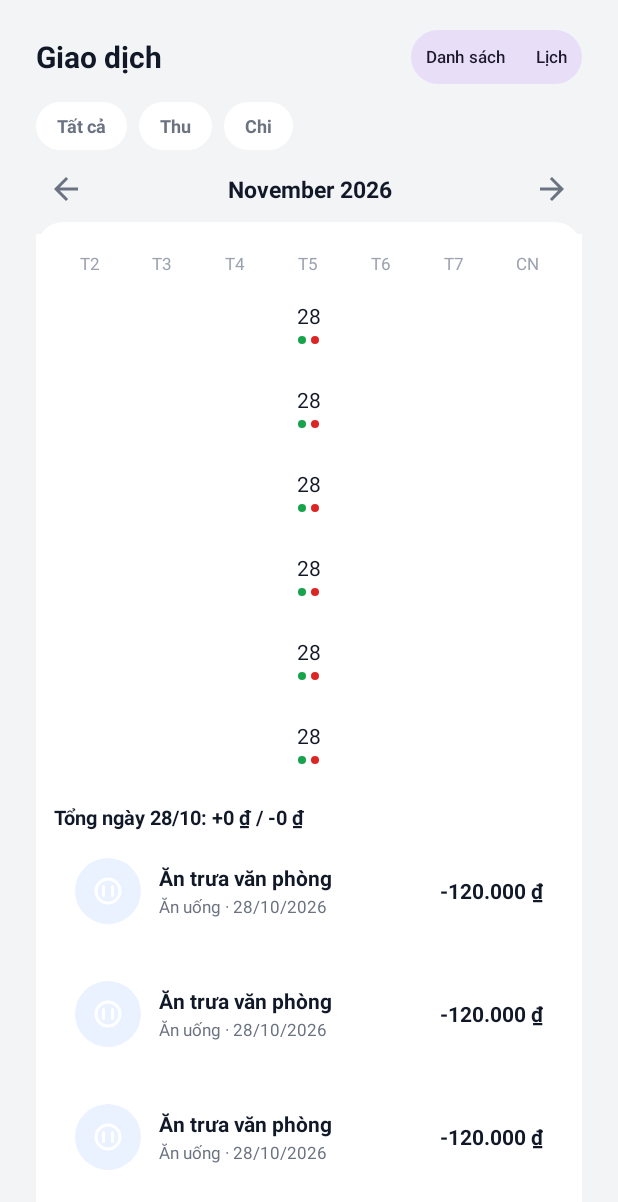
After one commit to HoangKhanggggg/SmartExpense, an Android app: the layout fragment_list.xml on its own in the app's theme, with its tools: preview values and no code run, on a phone screen of 412 x 824 dp. The commit adds this screen. Shown: the top 1202 px of the screen. Run offline under Robolectric (Android 15) with nearby library versions, the phone set to English and light mode, and no system bars.

Commit message:
feat(transactions): ListFragment và gắn tab Giao dịch vào MainActivity

```diff
--- a/app/src/main/java/com/example/smartexpense/ui/main/MainActivity.kt
+++ b/app/src/main/java/com/example/smartexpense/ui/main/MainActivity.kt
@@ -13,6 +13,7 @@ import com.example.smartexpense.utils.DateTimeUtils
 import com.example.smartexpense.utils.applySystemBarInsets
 import com.example.smartexpense.ui.home.HomeFragment
 import com.example.smartexpense.ui.transactions.AddEditTransactionActivity
+import com.example.smartexpense.ui.transactions.ListFragment
 
 /**
  * Màn hình chính: Bottom Navigation 4 tab (mục 2, 5.2).
@@ -49,6 +50,7 @@ class MainActivity : AppCompatActivity() {
         binding.bottomNav.setOnItemSelectedListener { item ->
             when (item.itemId) {
                 R.id.nav_home -> showFragment(HomeFragment())
+                R.id.nav_transactions -> showFragment(ListFragment())
             }
             updateFabVisibility(item.itemId)
             true
--- /dev/null
+++ b/app/src/main/res/layout/fragment_list.xml
@@ -0,0 +1,168 @@
+<?xml version="1.0" encoding="utf-8"?>
+<!-- Tab Giao dịch (mục 5.4, 3.11): chip lọc, bộ chọn tháng, Danh sách/Lịch -->
+<LinearLayout xmlns:android="http://schemas.android.com/apk/res/android"
+    xmlns:app="http://schemas.android.com/apk/res-auto"
+    xmlns:tools="http://schemas.android.com/tools"
+    android:layout_width="match_parent"
+    android:layout_height="match_parent"
+    android:orientation="vertical"
+    android:paddingHorizontal="@dimen/screen_margin"
+    android:paddingTop="20dp">
+
+    <LinearLayout
+        android:layout_width="match_parent"
+        android:layout_height="wrap_content"
+        android:gravity="center_vertical"
+        android:orientation="horizontal">
+
+        <TextView
+            android:layout_width="0dp"
+            android:layout_height="wrap_content"
+            android:layout_weight="1"
+            android:text="@string/tab_transactions"
+            android:textAppearance="@style/TextAppearance.App.Title" />
+
+        <!-- Chuyển Danh sách / Lịch -->
+        <com.google.android.material.button.MaterialButtonToggleGroup
+            android:id="@+id/toggle_mode"
+            android:layout_width="wrap_content"
+            android:layout_height="wrap_content"
+            app:checkedButton="@id/btn_mode_list"
+            app:selectionRequired="true"
+            app:singleSelection="true">
+
+            <com.google.android.material.button.MaterialButton
+                android:id="@+id/btn_mode_list"
+                style="@style/Widget.Material3.Button.TonalButton"
+                android:layout_width="wrap_content"
+                android:layout_height="36dp"
+                android:insetTop="0dp"
+                android:insetBottom="0dp"
+                android:minWidth="0dp"
+                android:paddingHorizontal="10dp"
+                android:text="@string/list_mode_default"
+                android:textSize="11sp" />
+
+            <com.google.android.material.button.MaterialButton
+                android:id="@+id/btn_mode_calendar"
+                style="@style/Widget.Material3.Button.TonalButton"
+                android:layout_width="wrap_content"
+                android:layout_height="36dp"
+                android:insetTop="0dp"
+                android:insetBottom="0dp"
+                android:minWidth="0dp"
+                android:paddingHorizontal="10dp"
+                android:text="@string/list_mode_calendar"
+                android:textSize="11sp" />
+        </com.google.android.material.button.MaterialButtonToggleGroup>
+    </LinearLayout>
+
+    <!-- Chip lọc Tất cả / Thu / Chi (pill set state qua code) -->
+    <LinearLayout
+        android:id="@+id/filter_group"
+        android:layout_width="match_parent"
+        android:layout_height="wrap_content"
+        android:layout_marginTop="12dp"
+        android:gravity="center_vertical"
+        android:orientation="horizontal">
+
+        <TextView
+            android:id="@+id/chip_all"
+            style="@style/FilterChip"
+            android:text="@string/list_filter_all" />
+
+        <TextView
+            android:id="@+id/chip_income"
+            style="@style/FilterChip"
+            android:layout_marginStart="8dp"
+            android:text="@string/list_filter_income" />
+
+        <TextView
+            android:id="@+id/chip_expense"
+            style="@style/FilterChip"
+            android:layout_marginStart="8dp"
+            android:text="@string/list_filter_expense" />
+    </LinearLayout>
+
+    <com.example.smartexpense.ui.common.MonthSelectorView
+        android:id="@+id/month_selector"
+        android:layout_width="match_parent"
+        android:layout_height="wrap_content"
+        android:layout_marginTop="4dp" />
+
+    <!-- Nội dung: Danh sách hoặc Lịch -->
+    <FrameLayout
+        android:layout_width="match_parent"
+        android:layout_height="0dp"
+        android:layout_weight="1">
+
+        <androidx.recyclerview.widget.RecyclerView
+            android:id="@+id/rv_list"
+            android:layout_width="match_parent"
+            android:layout_height="match_parent"
+            android:clipToPadding="false"
+            android:paddingBottom="16dp"
+            tools:listitem="@layout/item_transaction_row" />
+
+        <LinearLayout
+            android:id="@+id/calendar_area"
+            android:layout_width="match_parent"
+            android:layout_height="wrap_content"
+            android:layout_marginTop="8dp"
+            android:background="@color/surface"
+            android:orientation="vertical"
+            android:padding="12dp"
+            android:visibility="gone"
+            tools:visibility="visible">
+
+            <!-- Hàng nhãn thứ T2..CN -->
+            <LinearLayout style="@style/CalendarHeadRow">
+                <TextView style="@style/CalendarHeadCell" android:text="@string/day_mon" />
+                <TextView style="@style/CalendarHeadCell" android:text="@string/day_tue" />
+                <TextView style="@style/CalendarHeadCell" android:text="@string/day_wed" />
+                <TextView style="@style/CalendarHeadCell" android:text="@string/day_thu" />
+                <TextView style="@style/CalendarHeadCell" android:text="@string/day_fri" />
+                <TextView style="@style/CalendarHeadCell" android:text="@string/day_sat" />
+                <TextView style="@style/CalendarHeadCell" android:text="@string/day_sun" />
+            </LinearLayout>
+
+            <androidx.recyclerview.widget.RecyclerView
+                android:id="@+id/rv_calendar"
+                android:layout_width="match_parent"
+                android:layout_height="wrap_content"
+                android:layout_marginTop="4dp"
+                tools:itemCount="28"
+                tools:listitem="@layout/item_calendar_day" />
+
+            <!-- Giao dịch của ngày đang chọn + tổng của ngày -->
+            <TextView
+                android:id="@+id/tv_day_title"
+                android:layout_width="wrap_content"
+                android:layout_height="wrap_content"
+                android:layout_marginTop="12dp"
+                android:textColor="@color/text_primary"
+                android:textSize="13sp"
+                android:textStyle="bold"
+                tools:text="Tổng ngày 28/10: +0 ₫ / -0 ₫" />
+
+            <androidx.recyclerview.widget.RecyclerView
+                android:id="@+id/rv_day_list"
+                android:layout_width="match_parent"
+                android:layout_height="wrap_content"
+                android:layout_marginTop="4dp"
+                android:nestedScrollingEnabled="false"
+                tools:listitem="@layout/item_transaction_row" />
+        </LinearLayout>
+
+        <TextView
+            android:id="@+id/tv_empty"
+            android:layout_width="wrap_content"
+            android:layout_height="wrap_content"
+            android:layout_gravity="center"
+            android:text="@string/list_empty"
+            android:textColor="@color/text_hint"
+            android:textSize="15sp"
+            android:visibility="gone"
+            tools:visibility="gone" />
+    </FrameLayout>
+</LinearLayout>
```
Also changed, not shown: app/src/main/java/com/example/smartexpense/ui/transactions/ListFragment.kt (added, +239 -0 lines).
